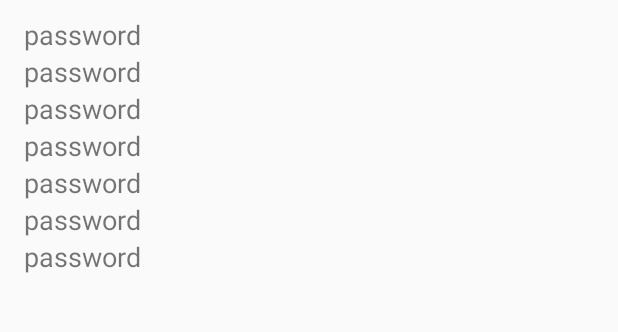
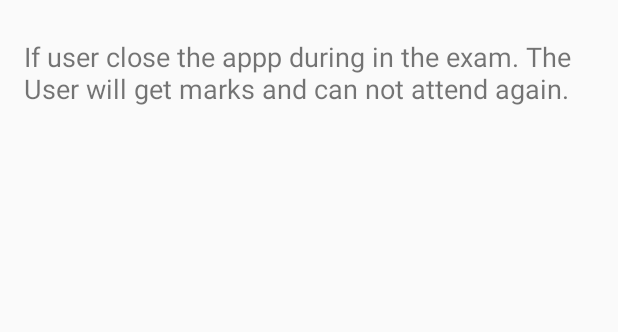
Before and after one commit to jalilcse03/admin, an Android app: the ExamRule screen opened directly, with no data from a screen before it, on a phone screen of 412 x 824 dp, the part 361-693 px from its top. Run offline under Robolectric (Android 15) with nearby library versions, the phone set to English and light mode, and no system bars.

Commit message:
final update

```diff
--- a/app/src/main/java/bubtjobs/com/admin/Activity/StudentHome.java
+++ b/app/src/main/java/bubtjobs/com/admin/Activity/StudentHome.java
@@ -89,8 +89,8 @@ public class StudentHome extends AppCompatActivity implements View.OnClickListen
 
             break;
             case R.id.examBt:
-               // boolean isExamStatusUpdate=dataBaseManager.studentExamStatusUpdate(sessionManager.getUserId());
-                if(true)
+                boolean isExamStatusUpdate=dataBaseManager.studentExamStatusUpdate(sessionManager.getUserId());
+                if(isExamStatusUpdate)
                 {
                     answerReset();
                     startActivity(new Intent(this,ExamPage.class).setFlags(Intent.FLAG_ACTIVITY_CLEAR_TOP));
--- a/app/src/main/res/layout/activity_exam_rule.xml
+++ b/app/src/main/res/layout/activity_exam_rule.xml
@@ -39,45 +39,45 @@
         <TextView
             android:layout_width="match_parent"
             android:layout_height="wrap_content"
-            android:layout_marginTop="5dp"
-            android:text="@string/rules1"
+            android:layout_marginTop="20dp"
+            android:text="@string/exam_rule1"
             android:textSize="18sp" />
 
-        <TextView
-            android:layout_width="match_parent"
-            android:layout_height="wrap_content"
-            android:text="@string/rules1"
-            android:textSize="18sp" />
+        <!--<TextView-->
+            <!--android:layout_width="match_parent"-->
+            <!--android:layout_height="wrap_content"-->
+            <!--android:text="@string/rules1"-->
+            <!--android:textSize="18sp" />-->
 
-        <TextView
-            android:layout_width="match_parent"
-            android:layout_height="wrap_content"
-            android:text="@string/rules1"
-            android:textSize="18sp" />
+        <!--<TextView-->
+            <!--android:layout_width="match_parent"-->
+            <!--android:layout_height="wrap_content"-->
+            <!--android:text="@string/rules1"-->
+            <!--android:textSize="18sp" />-->
 
-        <TextView
-            android:layout_width="match_parent"
-            android:layout_height="wrap_content"
-            android:text="@string/rules1"
-            android:textSize="18sp" />
+        <!--<TextView-->
+            <!--android:layout_width="match_parent"-->
+            <!--android:layout_height="wrap_content"-->
+            <!--android:text="@string/rules1"-->
+            <!--android:textSize="18sp" />-->
 
-        <TextView
-            android:layout_width="match_parent"
-            android:layout_height="wrap_content"
-            android:text="@string/rules1"
-            android:textSize="18sp" />
+        <!--<TextView-->
+            <!--android:layout_width="match_parent"-->
+            <!--android:layout_height="wrap_content"-->
+            <!--android:text="@string/rules1"-->
+            <!--android:textSize="18sp" />-->
 
-        <TextView
-            android:layout_width="match_parent"
-            android:layout_height="wrap_content"
-            android:text="@string/rules1"
-            android:textSize="18sp" />
+        <!--<TextView-->
+            <!--android:layout_width="match_parent"-->
+            <!--android:layout_height="wrap_content"-->
+            <!--android:text="@string/rules1"-->
+            <!--android:textSize="18sp" />-->
 
-        <TextView
-            android:layout_width="match_parent"
-            android:layout_height="wrap_content"
-            android:text="@string/rules1"
-            android:textSize="18sp" />
+        <!--<TextView-->
+            <!--android:layout_width="match_parent"-->
+            <!--android:layout_height="wrap_content"-->
+            <!--android:text="@string/rules1"-->
+            <!--android:textSize="18sp" />-->
 
     </LinearLayout>
 
--- a/app/src/main/res/values/strings.xml
+++ b/app/src/main/res/values/strings.xml
@@ -14,6 +14,9 @@
     <string name="settime_btn">Set Time</string>
 
     <string name="title_activity_registration_list_activity">RegistrationList_activity</string>
+
+    <!-- exam rule-->
+    <string name="exam_rule1">If user close the appp during in the exam. The User will get marks and can not attend again.</string>
 
     <!-- hint -->
     <string name="hint_exam_duration">Set Exam Duration In Minute</string>
```
